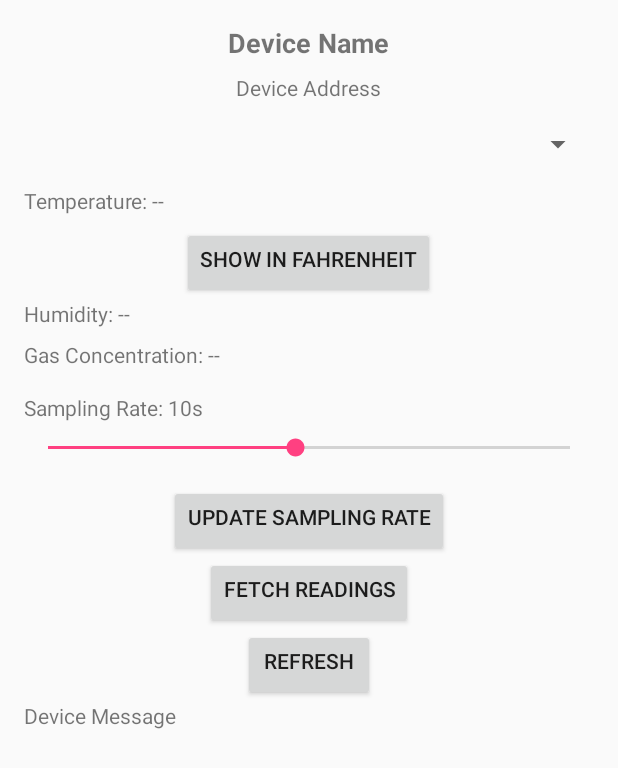
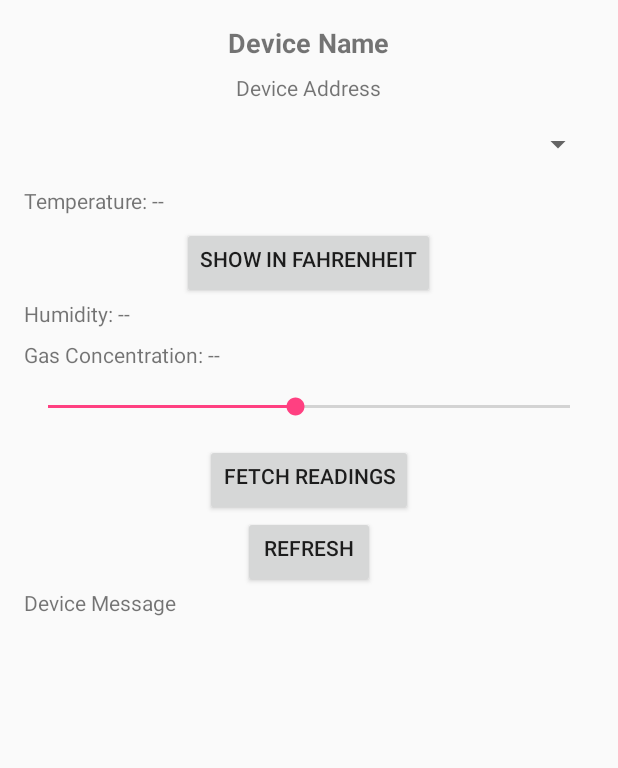
Before and after one commit to y-varde/SmartHomeMonitoringSystem, an Android app: the layout activity_device_detail.xml on its own in the app's theme, with its tools: preview values and no code run, on a phone screen of 412 x 824 dp. Shown: the top 768 px of the screen. Run offline under Robolectric (Android 15) with nearby library versions, the phone set to English and light mode, and no system bars.

Commit message:
fixed scroll bar

```diff
--- a/app/src/main/res/layout/activity_device_detail.xml
+++ b/app/src/main/res/layout/activity_device_detail.xml
@@ -69,8 +69,9 @@
             android:id="@+id/txtSamplingRate"
             android:layout_width="wrap_content"
             android:layout_height="wrap_content"
-            android:text="Sampling Rate: 10s"
-            android:paddingBottom="8dp"/>
+            android:text="Sampling Rate: --"
+            android:paddingBottom="8dp"
+            android:visibility="gone"/>
 
         <SeekBar
             android:id="@+id/seekBarSamplingRate"
@@ -86,101 +87,53 @@
             android:layout_height="wrap_content"
             android:text="Update Sampling Rate"
             android:layout_gravity="center_horizontal"
-            android:paddingBottom="16dp"/>
-
-        <LinearLayout
-            android:layout_width="match_parent"
-            android:layout_height="wrap_content"
-            android:orientation="horizontal"
-            android:paddingBottom="8dp"
-            android:visibility="gone"
-            android:id="@+id/tempThresholdLayout">
-
-            <TextView
-                android:layout_width="wrap_content"
-                android:layout_height="wrap_content"
-                android:text="Min Temp: "/>
+            android:paddingBottom="16dp"
+            android:visibility="gone"/>
 
         <EditText
             android:id="@+id/edtTempMinThreshold"
-                android:layout_width="0dp"
+            android:layout_width="match_parent"
             android:layout_height="wrap_content"
-                android:layout_weight="1"
-                android:hint="Min Temperature"
-                android:inputType="number"/>
-
-            <TextView
-                android:layout_width="wrap_content"
-                android:layout_height="wrap_content"
-                android:text="Max Temp: "
-                android:layout_marginStart="16dp"/>
+            android:hint="Min Temperature Threshold"
+            android:inputType="number"
+            android:paddingBottom="8dp"
+            android:visibility="gone"/>
 
         <EditText
             android:id="@+id/edtTempMaxThreshold"
-                android:layout_width="0dp"
-                android:layout_height="wrap_content"
-                android:layout_weight="1"
-                android:hint="Max Temperature"
-                android:inputType="number"/>
-        </LinearLayout>
-
-        <LinearLayout
             android:layout_width="match_parent"
             android:layout_height="wrap_content"
-            android:orientation="horizontal"
+            android:hint="Max Temperature Threshold"
+            android:inputType="number"
             android:paddingBottom="8dp"
-            android:visibility="gone"
-            android:id="@+id/humidityThresholdLayout">
-
-            <TextView
-                android:layout_width="wrap_content"
-                android:layout_height="wrap_content"
-                android:text="Humidity: "/>
+            android:visibility="gone"/>
 
         <EditText
             android:id="@+id/edtHumidityThreshold"
-                android:layout_width="0dp"
-                android:layout_height="wrap_content"
-                android:layout_weight="1"
-                android:hint="Humidity Threshold"
-                android:inputType="number"/>
-        </LinearLayout>
-
-        <LinearLayout
             android:layout_width="match_parent"
             android:layout_height="wrap_content"
-            android:orientation="horizontal"
-            android:paddingBottom="16dp"
-            android:visibility="gone"
-            android:id="@+id/gasThresholdLayout">
-
-            <TextView
-                android:layout_width="wrap_content"
-                android:layout_height="wrap_content"
-                android:text="Min Gas: "/>
+            android:hint="Humidity Threshold"
+            android:inputType="number"
+            android:paddingBottom="8dp"
+            android:visibility="gone"/>
 
         <EditText
             android:id="@+id/edtGasMinThreshold"
-                android:layout_width="0dp"
+            android:layout_width="match_parent"
             android:layout_height="wrap_content"
-                android:layout_weight="1"
-                android:hint="Min Gas Concentration"
-                android:inputType="number"/>
-
-            <TextView
-                android:layout_width="wrap_content"
-                android:layout_height="wrap_content"
-                android:text="Max Gas: "
-                android:layout_marginStart="16dp"/>
+            android:hint="Min Gas Concentration Threshold"
+            android:inputType="number"
+            android:paddingBottom="8dp"
+            android:visibility="gone"/>
 
         <EditText
             android:id="@+id/edtGasMaxThreshold"
-                android:layout_width="0dp"
+            android:layout_width="match_parent"
             android:layout_height="wrap_content"
-                android:layout_weight="1"
-                android:hint="Max Gas Concentration"
-                android:inputType="number"/>
-        </LinearLayout>
+            android:hint="Max Gas Concentration Threshold"
+            android:inputType="number"
+            android:paddingBottom="16dp"
+            android:visibility="gone"/>
 
         <Button
             android:id="@+id/btnArmSystem"
```
Also changed, not shown: 1 other file. Lines whose indentation alone changed are shown as unchanged.
